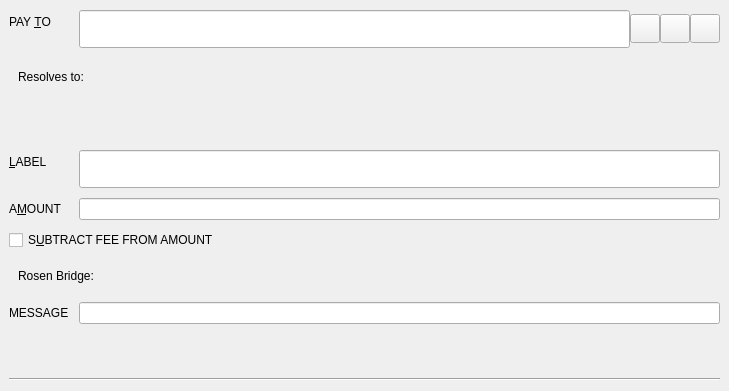
The window that src/qt/forms/sendcoinsentry.ui (firoorg/firo) describes before a commit, drawn with Qt 5.
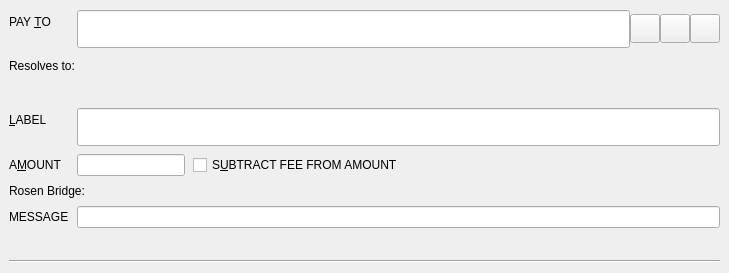
The same window after the commit. Icons and pictures are not drawn. Custom widgets are drawn as their Qt base class.

Commit message:
Qt: Keep send controls visible in compact windows
Compact coin control and recipient spacing, place fee subtraction beside the amount with native wrapping, and let amount containers fit their styled controls. Extend the Send layout regression check to cover both themes at 944x625.

The edit to the form file:
```diff
--- a/src/qt/forms/sendcoinsentry.ui
+++ b/src/qt/forms/sendcoinsentry.ui
@@ -34,7 +34,7 @@
      <set>Qt::AlignLeft|Qt::AlignVCenter</set>
     </property>
     <property name="spacing">
-     <number>10</number>
+     <number>8</number>
     </property>
     <property name="topMargin">
      <number>10</number>
@@ -144,6 +144,18 @@
       <bool>false</bool>
      </property>
      <layout class="QHBoxLayout" name="horizontalLayoutSparkNameResolved">
+      <property name="leftMargin">
+       <number>0</number>
+      </property>
+      <property name="topMargin">
+       <number>0</number>
+      </property>
+      <property name="rightMargin">
+       <number>0</number>
+      </property>
+      <property name="bottomMargin">
+       <number>0</number>
+      </property>
       <property name="spacing">
        <number>6</number>
       </property>
@@ -186,6 +198,18 @@
       <bool>false</bool>
      </property>
      <layout class="QHBoxLayout" name="horizontalLayoutWarning" stretch="0,1">
+      <property name="leftMargin">
+       <number>0</number>
+      </property>
+      <property name="topMargin">
+       <number>0</number>
+      </property>
+      <property name="rightMargin">
+       <number>0</number>
+      </property>
+      <property name="bottomMargin">
+       <number>0</number>
+      </property>
       <property name="spacing">
        <number>0</number>
       </property>
@@ -261,16 +285,27 @@
      </widget>
     </item>
     <item row="4" column="1">
-     <layout class="QHBoxLayout" name="horizontalLayoutAmount" stretch="1">
-      <item>
+     <layout class="QFormLayout" name="horizontalLayoutAmount">
+      <property name="rowWrapPolicy">
+       <enum>QFormLayout::WrapLongRows</enum>
+      </property>
+      <property name="labelAlignment">
+       <set>Qt::AlignLeft|Qt::AlignVCenter</set>
+      </property>
+      <property name="formAlignment">
+       <set>Qt::AlignLeft|Qt::AlignTop</set>
+      </property>
+      <item row="0" column="0">
        <widget class="BitcoinAmountField" name="payAmount"/>
       </item>
-     </layout>
-    </item>
-    <item row="5" column="0" colspan="2">
-     <layout class="QHBoxLayout" name="horizontalLayoutSubtractFee">
-      <item>
+      <item row="0" column="1">
        <widget class="QCheckBox" name="checkboxSubtractFeeFromAmount">
+        <property name="sizePolicy">
+         <sizepolicy hsizetype="Minimum" vsizetype="Preferred">
+          <horstretch>0</horstretch>
+          <verstretch>0</verstretch>
+         </sizepolicy>
+        </property>
         <property name="toolTip">
          <string>The fee will be deducted from the amount being sent. The recipient will receive less firos than you enter in the amount field. If multiple recipients are selected, the fee is split equally.</string>
         </property>
@@ -279,27 +314,26 @@
         </property>
        </widget>
       </item>
-      <item>
-       <spacer name="horizontalSpacerSubtractFee">
-        <property name="orientation">
-         <enum>Qt::Horizontal</enum>
-        </property>
-        <property name="sizeHint" stdset="0">
-         <size>
-          <width>40</width>
-          <height>20</height>
-         </size>
-        </property>
-       </spacer>
-      </item>
      </layout>
     </item>
-    <item row="6" column="0" colspan="2">
+    <item row="5" column="0" colspan="2">
      <widget class="QWidget" name="rosenBridgeRow" native="true">
      <property name="visible">
       <bool>false</bool>
      </property>
      <layout class="QHBoxLayout" name="horizontalLayoutRosenBridge">
+      <property name="leftMargin">
+       <number>0</number>
+      </property>
+      <property name="topMargin">
+       <number>0</number>
+      </property>
+      <property name="rightMargin">
+       <number>0</number>
+      </property>
+      <property name="bottomMargin">
+       <number>0</number>
+      </property>
       <property name="spacing">
        <number>6</number>
       </property>
@@ -326,26 +360,38 @@
      </layout>
      </widget>
     </item>
-    <item row="7" column="0">
+    <item row="6" column="0">
      <widget class="QLabel" name="messageLabel">
       <property name="text">
        <string>MESSAGE</string>
       </property>
      </widget>
     </item>
-    <item row="7" column="1">
+    <item row="6" column="1">
      <widget class="QLineEdit" name="messageTextLabel">
       <property name="toolTip">
       <string>Optional message for this transaction</string>
       </property>
     </widget>
     </item>
-    <item row="8" column="0" colspan="2">
+    <item row="7" column="0" colspan="2">
      <widget class="QWidget" name="messageWarningRow" native="true">
      <property name="visible">
       <bool>false</bool>
      </property>
      <layout class="QHBoxLayout" name="horizontalLayoutWarning1" stretch="0,1">
+      <property name="leftMargin">
+       <number>0</number>
+      </property>
+      <property name="topMargin">
+       <number>0</number>
+      </property>
+      <property name="rightMargin">
+       <number>0</number>
+      </property>
+      <property name="bottomMargin">
+       <number>0</number>
+      </property>
       <property name="spacing">
        <number>0</number>
       </property>
@@ -387,7 +433,7 @@
      </layout>
      </widget>
     </item>
-    <item row="9" column="0" colspan="2">
+    <item row="8" column="0" colspan="2">
      <widget class="Line" name="line">
       <property name="visible">
        <bool>false</bool>
```
The commit also changes 5 other files.
